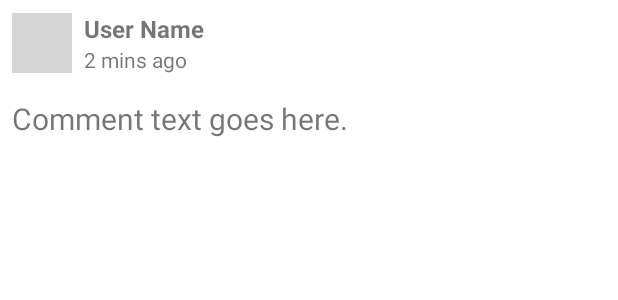
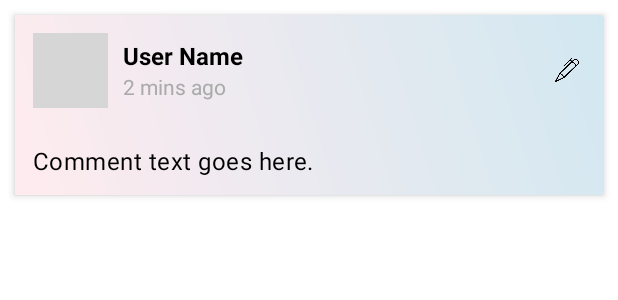
Before and after one commit to dubanteo19/ILoveTruyen, an Android app: the layout item_comment.xml on its own in the app's theme, with its tools: preview values and no code run, on a phone screen of 412 x 824 dp. Shown: the top 300 px of the screen. Run offline under Robolectric (Android 15) with nearby library versions, the phone set to English and light mode, and no system bars; grey boxes are pictures that could not be loaded.

Commit message:
complete comment

```diff
--- /dev/null
+++ b/app/src/main/res/drawable/comment_item_gradient.xml
@@ -0,0 +1,9 @@
+<?xml version="1.0" encoding="utf-8"?>
+<shape xmlns:android="http://schemas.android.com/apk/res/android"
+    android:shape="rectangle">
+    <gradient
+        android:angle="45"
+        android:startColor="#FFEBEF"
+        android:endColor="#D2E8F1"
+        android:type="linear" />
+</shape>
--- a/app/src/main/res/layout/item_comment.xml
+++ b/app/src/main/res/layout/item_comment.xml
@@ -1,25 +1,32 @@
 <?xml version="1.0" encoding="utf-8"?>
 <!-- res/layout/item_comment.xml -->
-<LinearLayout xmlns:android="http://schemas.android.com/apk/res/android"
+<androidx.cardview.widget.CardView xmlns:android="http://schemas.android.com/apk/res/android"
+    xmlns:app="http://schemas.android.com/apk/res-auto"
+    android:layout_width="match_parent"
+    android:layout_height="wrap_content"
+    android:layout_margin="10dp"
+    app:cardElevation="3dp">
+
+    <LinearLayout
         android:layout_width="match_parent"
         android:layout_height="wrap_content"
         android:orientation="vertical"
+        android:background="@drawable/comment_item_gradient"
         android:padding="8dp">
 
         <LinearLayout
             android:layout_width="match_parent"
             android:layout_height="wrap_content"
-        android:orientation="horizontal">
+            android:gravity="center_vertical"
+            android:orientation="horizontal"
+            android:padding="4dp">
 
-        <ImageView
+            <de.hdodenhof.circleimageview.CircleImageView
                 android:id="@+id/image_user"
-            android:layout_width="40dp"
-            android:layout_height="40dp"
-            android:src="@drawable/hihi"
-            android:scaleType="centerCrop"
-            android:layout_marginEnd="8dp"
-            android:layout_gravity="center_vertical"
-            android:contentDescription="@string/user_avatar"/>
+                android:layout_width="50dp"
+                android:layout_height="50dp"
+                android:layout_marginEnd="10dp"
+                android:src="@drawable/hihi" />
 
             <LinearLayout
                 android:layout_width="0dp"
@@ -32,38 +39,45 @@
                     android:layout_width="wrap_content"
                     android:layout_height="wrap_content"
                     android:text="User Name"
-                android:textStyle="bold"
-                android:textSize="16sp"/>
+                    android:textColor="@android:color/black"
+                    android:textSize="16sp"
+                    android:textStyle="bold" />
 
                 <LinearLayout
                     android:layout_width="wrap_content"
                     android:layout_height="wrap_content"
                     android:orientation="horizontal">
 
-
-
                     <TextView
                         android:id="@+id/text_time"
                         android:layout_width="wrap_content"
                         android:layout_height="wrap_content"
-                    android:text="2 mins ago"/>
+                        android:text="2 mins ago"
+                        android:textColor="@android:color/darker_gray" />
                 </LinearLayout>
             </LinearLayout>
 
             <ImageView
                 android:id="@+id/image_more"
+                android:src="@drawable/edit_icon"
                 android:layout_width="24dp"
                 android:layout_height="24dp"
-            android:contentDescription="@string/user_avatar"
-            android:layout_gravity="center_vertical"/>
+                android:layout_gravity="center_vertical"
+                android:padding="4dp" />
         </LinearLayout>
-
         <TextView
             android:id="@+id/text_comment"
             android:layout_width="match_parent"
             android:layout_height="wrap_content"
+            android:layout_marginTop="16dp"
+            android:backgroundTint="#FFFFFF"
+            android:letterSpacing="0.02"
+            android:lineSpacingExtra="4dp"
+            android:padding="4dp"
             android:text="Comment text goes here."
-        android:textSize="20dp"
-        android:layout_marginTop="16dp"/>
+            android:textColor="@android:color/black"
+            android:textSize="16sp"
+            android:layout_weight="3"/>
 
     </LinearLayout>
+</androidx.cardview.widget.CardView>
```
Also changed, not shown: app/src/main/java/com/example/ilovetruyen/adapter/CommentAdapter.java (+26 -20 lines), app/src/main/java/com/example/ilovetruyen/model/Comment.java (+11 -0 lines), app/src/main/java/com/example/ilovetruyen/ui/comments/CommentFragment.java (+43 -11 lines), app/src/main/res/layout/fragment_comment.xml (+36 -22 lines), app/src/main/res/drawable/edit_icon.png (added). Lines whose indentation alone changed are shown as unchanged.
